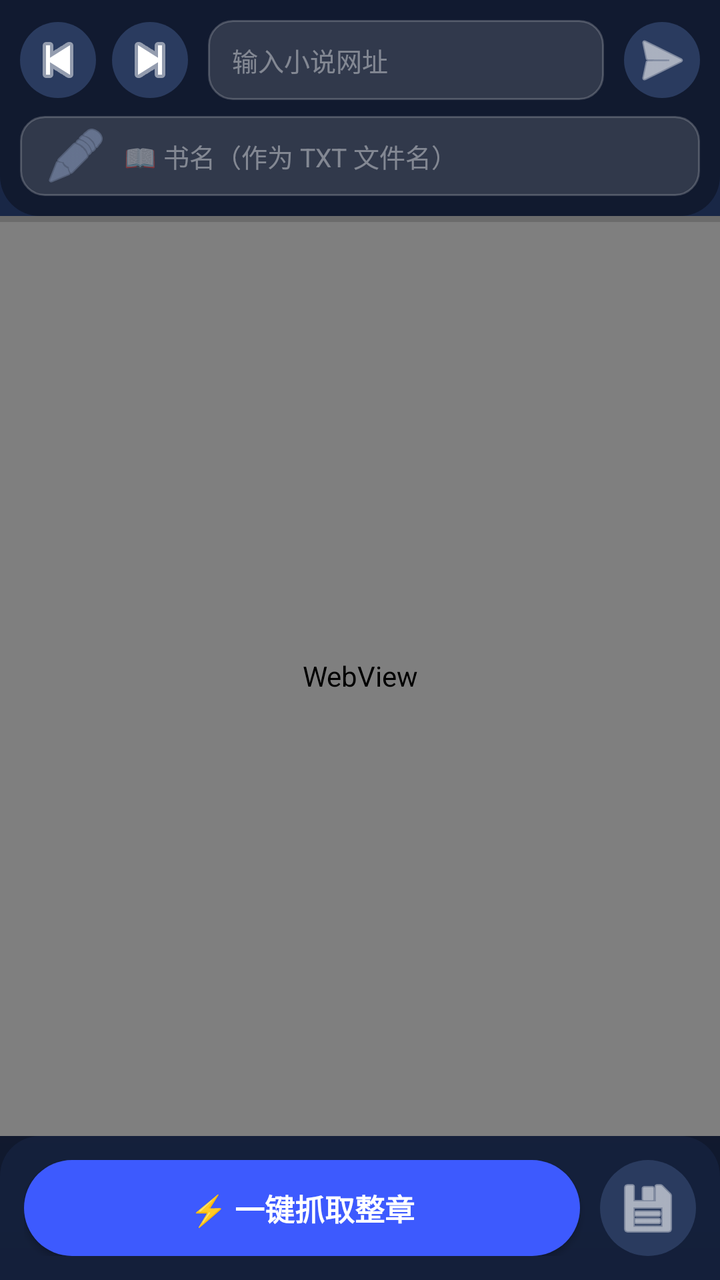
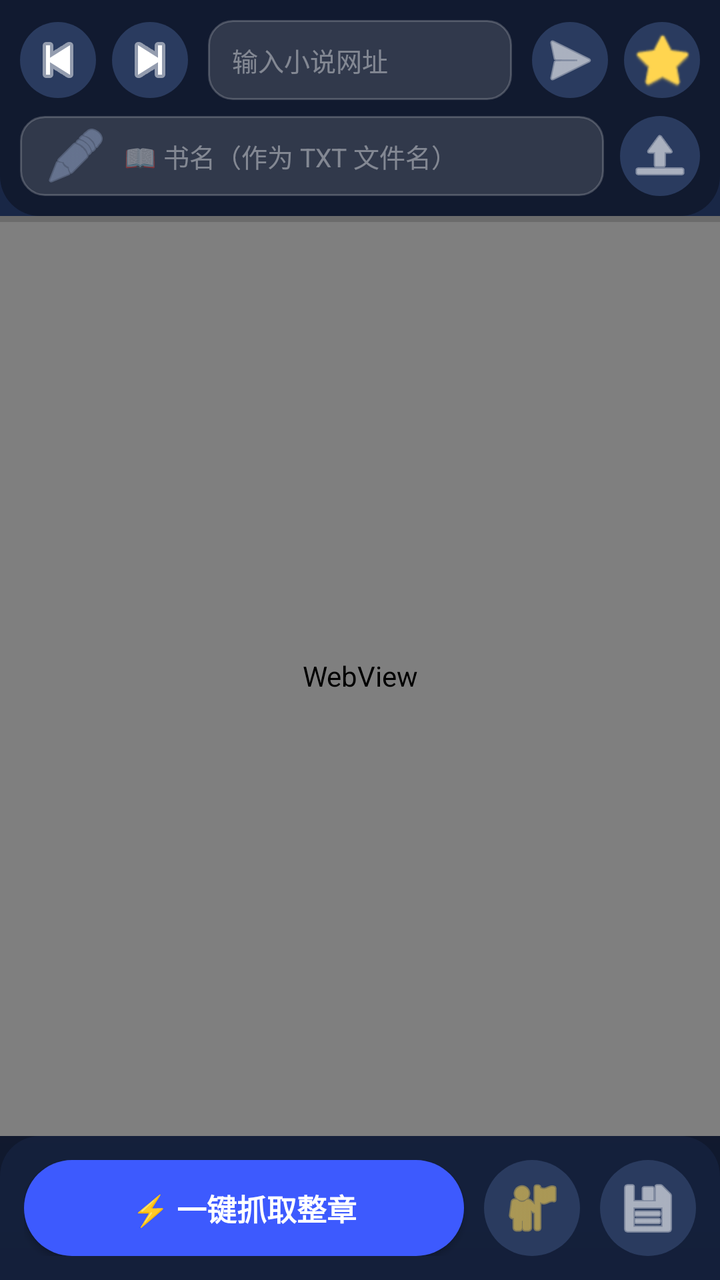

Screens rendered from an Android XML layout before and after an edit, with the pre-edit source and the edit as a unified diff.
<!-- AndroidManifest.xml: application theme AppTheme -->
<!-- res/layout/activity_main.xml -->
<?xml version="1.0" encoding="utf-8"?>
<LinearLayout xmlns:android="http://schemas.android.com/apk/res/android"
    android:layout_width="match_parent"
    android:layout_height="match_parent"
    android:background="@drawable/bg_gradient"
    android:orientation="vertical">

    
    <LinearLayout
        android:layout_width="match_parent"
        android:layout_height="wrap_content"
        android:background="@drawable/topbar_bg"
        android:orientation="vertical"
        android:padding="10dp">

        <LinearLayout
            android:layout_width="match_parent"
            android:layout_height="wrap_content"
            android:gravity="center_vertical"
            android:orientation="horizontal">

            <ImageButton
                android:id="@+id/btnBack"
                android:layout_width="38dp"
                android:layout_height="38dp"
                android:background="@drawable/btn_secondary"
                android:contentDescription="后退"
                android:src="@android:drawable/ic_media_previous"
                android:tint="#FFFFFF" />

            <ImageButton
                android:id="@+id/btnForward"
                android:layout_width="38dp"
                android:layout_height="38dp"
                android:layout_marginStart="8dp"
                android:background="@drawable/btn_secondary"
                android:contentDescription="前进"
                android:src="@android:drawable/ic_media_next"
                android:tint="#FFFFFF" />

            <EditText
                android:id="@+id/etAddress"
                android:layout_width="0dp"
                android:layout_height="40dp"
                android:layout_marginHorizontal="10dp"
                android:layout_weight="1"
                android:background="@drawable/edittext_dark"
                android:hint="输入小说网址"
                android:imeOptions="actionGo"
                android:inputType="textUri"
                android:paddingHorizontal="12dp"
                android:singleLine="true"
                android:textColor="#FFFFFF"
                android:textColorHint="#66FFFFFF"
                android:textSize="13sp" />

            <ImageButton
                android:id="@+id/btnGo"
                android:layout_width="38dp"
                android:layout_height="38dp"
                android:background="@drawable/btn_secondary"
                android:contentDescription="前往"
                android:src="@android:drawable/ic_menu_send"
                android:tint="#FFFFFF" />
        </LinearLayout>

        <EditText
            android:id="@+id/etBookName"
            android:layout_width="match_parent"
            android:layout_height="40dp"
            android:layout_marginTop="8dp"
            android:background="@drawable/edittext_dark"
            android:drawableStart="@android:drawable/ic_menu_edit"
            android:drawablePadding="8dp"
            android:drawableTint="#8899BB"
            android:hint="📖 书名（作为 TXT 文件名）"
            android:inputType="text"
            android:paddingHorizontal="12dp"
            android:singleLine="true"
            android:textColor="#FFFFFF"
            android:textColorHint="#66FFFFFF"
            android:textSize="13sp" />
    </LinearLayout>

    
    <TextView
        android:id="@+id/tvStatus"
        android:layout_width="match_parent"
        android:layout_height="wrap_content"
        android:background="#331B2A4A"
        android:gravity="center"
        android:padding="6dp"
        android:text="就绪"
        android:textColor="#9FB3D9"
        android:textSize="12sp"
        android:visibility="gone" />

    
    <FrameLayout
        android:layout_width="match_parent"
        android:layout_height="0dp"
        android:layout_weight="1">

        <WebView
            android:id="@+id/webView"
            android:layout_width="match_parent"
            android:layout_height="match_parent" />

        <ProgressBar
            android:id="@+id/progressBar"
            style="?android:attr/progressBarStyleHorizontal"
            android:layout_width="match_parent"
            android:layout_height="3dp"
            android:layout_gravity="top"
            android:max="100"
            android:progressTint="#3D5AFE" />
    </FrameLayout>

    
    <LinearLayout
        android:layout_width="match_parent"
        android:layout_height="wrap_content"
        android:background="@drawable/bottombar_bg"
        android:gravity="center"
        android:orientation="horizontal"
        android:padding="12dp">

        <Button
            android:id="@+id/btnGrab"
            android:layout_width="0dp"
            android:layout_height="48dp"
            android:layout_weight="2"
            android:background="@drawable/btn_primary"
            android:text="⚡ 一键抓取整章"
            android:textColor="#FFFFFF"
            android:textSize="15sp"
            android:textStyle="bold" />

        <ImageButton
            android:id="@+id/btnFinish"
            android:layout_width="48dp"
            android:layout_height="48dp"
            android:layout_marginStart="10dp"
            android:background="@drawable/btn_secondary"
            android:contentDescription="打开 TXT"
            android:src="@android:drawable/ic_menu_save"
            android:tint="#FFFFFF" />
    </LinearLayout>
</LinearLayout>
<!-- resources referenced by this layout -->
<resources>
  <!-- drawable bg_gradient (drawable) -->
  <?xml version="1.0" encoding="utf-8"?>
  <shape xmlns:android="http://schemas.android.com/apk/res/android">
      <gradient
          android:angle="270"
          android:startColor="#1B2A4A"
          android:centerColor="#16213E"
          android:endColor="#0F172A"
          android:type="linear" />
  </shape>
  <!-- drawable bottombar_bg (drawable) -->
  <?xml version="1.0" encoding="utf-8"?>
  <shape xmlns:android="http://schemas.android.com/apk/res/android">
      <solid android:color="#D916213E" />
      <corners android:topLeftRadius="20dp" android:topRightRadius="20dp" />
  </shape>
  <!-- drawable btn_primary (drawable) -->
  <?xml version="1.0" encoding="utf-8"?>
  <shape xmlns:android="http://schemas.android.com/apk/res/android">
      <solid android:color="#3D5AFE" />
      <corners android:radius="24dp" />
  </shape>
  <!-- drawable btn_secondary (drawable) -->
  <?xml version="1.0" encoding="utf-8"?>
  <ripple xmlns:android="http://schemas.android.com/apk/res/android"
      android:color="#33FFFFFF">
      <item>
          <shape>
              <solid android:color="#2A3B5F" />
              <corners android:radius="24dp" />
          </shape>
      </item>
  </ripple>
  <!-- drawable edittext_dark (drawable) -->
  <?xml version="1.0" encoding="utf-8"?>
  <shape xmlns:android="http://schemas.android.com/apk/res/android">
      <solid android:color="#22FFFFFF" />
      <corners android:radius="12dp" />
      <stroke android:width="1dp" android:color="#33FFFFFF" />
  </shape>
  <!-- drawable topbar_bg (drawable) -->
  <?xml version="1.0" encoding="utf-8"?>
  <shape xmlns:android="http://schemas.android.com/apk/res/android">
      <solid android:color="#CC0F172A" />
      <corners android:bottomLeftRadius="20dp" android:bottomRightRadius="20dp" />
  </shape>
  <style name="AppTheme" parent="Theme.AppCompat.DayNight.NoActionBar">
          <item name="android:windowBackground">@drawable/bg_gradient</item>
          <item name="android:statusBarColor">#16213E</item>
          <item name="android:navigationBarColor">#0F172A</item>
      </style>
</resources>

<!-- the commit's change to res/layout/activity_main.xml (unified diff, before → after) -->
@@ -62,24 +62,52 @@
                 android:contentDescription="前往"
                 android:src="@android:drawable/ic_menu_send"
                 android:tint="#FFFFFF" />
+
+            <ImageButton
+                android:id="@+id/btnStar"
+                android:layout_width="38dp"
+                android:layout_height="38dp"
+                android:layout_marginStart="8dp"
+                android:background="@drawable/btn_secondary"
+                android:contentDescription="收藏当前页"
+                android:src="@android:drawable/btn_star_big_off"
+                android:tint="#FFD54F" />
         </LinearLayout>
 
-        <EditText
-            android:id="@+id/etBookName"
+        <LinearLayout
             android:layout_width="match_parent"
-            android:layout_height="40dp"
+            android:layout_height="wrap_content"
             android:layout_marginTop="8dp"
-            android:background="@drawable/edittext_dark"
-            android:drawableStart="@android:drawable/ic_menu_edit"
-            android:drawablePadding="8dp"
-            android:drawableTint="#8899BB"
-            android:hint="📖 书名（作为 TXT 文件名）"
-            android:inputType="text"
-            android:paddingHorizontal="12dp"
-            android:singleLine="true"
-            android:textColor="#FFFFFF"
-            android:textColorHint="#66FFFFFF"
-            android:textSize="13sp" />
+            android:gravity="center_vertical"
+            android:orientation="horizontal">
+
+            <EditText
+                android:id="@+id/etBookName"
+                android:layout_width="0dp"
+                android:layout_height="40dp"
+                android:layout_weight="1"
+                android:background="@drawable/edittext_dark"
+                android:drawableStart="@android:drawable/ic_menu_edit"
+                android:drawablePadding="8dp"
+                android:drawableTint="#8899BB"
+                android:hint="📖 书名（作为 TXT 文件名）"
+                android:inputType="text"
+                android:paddingHorizontal="12dp"
+                android:singleLine="true"
+                android:textColor="#FFFFFF"
+                android:textColorHint="#66FFFFFF"
+                android:textSize="13sp" />
+
+            <ImageButton
+                android:id="@+id/btnPickDir"
+                android:layout_width="40dp"
+                android:layout_height="40dp"
+                android:layout_marginStart="8dp"
+                android:background="@drawable/btn_secondary"
+                android:contentDescription="选择 TXT 保存文件夹"
+                android:src="@android:drawable/ic_menu_upload"
+                android:tint="#FFFFFF" />
+        </LinearLayout>
     </LinearLayout>
 
     
@@ -137,6 +165,16 @@
             android:textStyle="bold" />
 
         <ImageButton
+            android:id="@+id/btnBookmarks"
+            android:layout_width="48dp"
+            android:layout_height="48dp"
+            android:layout_marginStart="10dp"
+            android:background="@drawable/btn_secondary"
+            android:contentDescription="收藏夹"
+            android:src="@android:drawable/ic_menu_myplaces"
+            android:tint="#FFD54F" />
+
+        <ImageButton
             android:id="@+id/btnFinish"
             android:layout_width="48dp"
             android:layout_height="48dp"
